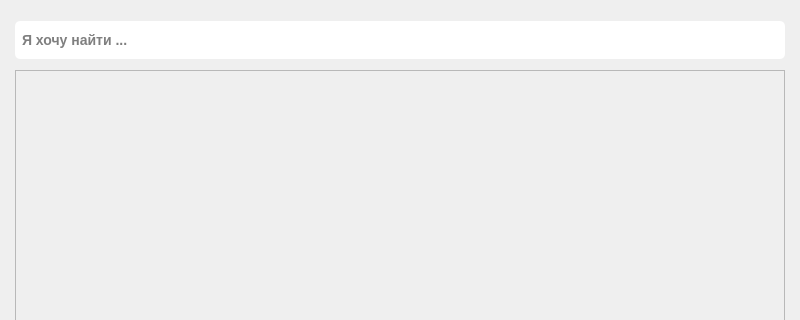
This is ui/design/catalog_ui.ui in ShaidullinArtem/Practice2_MI as Qt 5 draws it before an edit; both pictures show x 0 to 800 and y 0 to 320 of the 800 by 800 pixel window. The edited form follows.
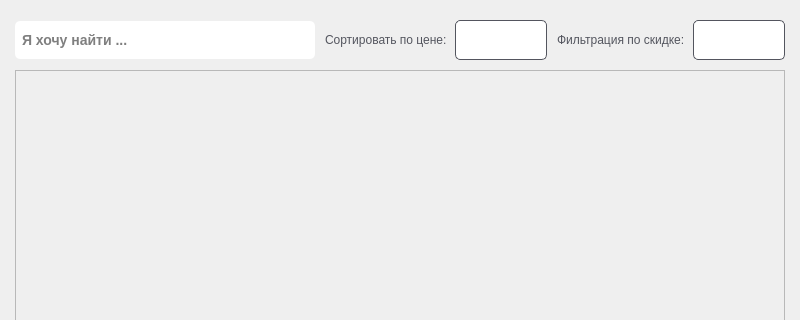
This is the edited form.

```diff
--- a/ui/design/catalog_ui.ui
+++ b/ui/design/catalog_ui.ui
@@ -16,18 +16,18 @@
     <height>800</height>
    </size>
   </property>
+  <property name="maximumSize">
+   <size>
+    <width>800</width>
+    <height>800</height>
+   </size>
+  </property>
   <property name="windowTitle">
    <string>Каталог</string>
   </property>
   <widget class="QWidget" name="centralwidget">
    <property name="styleSheet">
-    <string notr="true">QLabel {
-	color: red;
-}
-
-QLabel:hover {
-	color: blue;
-}</string>
+    <string notr="true"/>
    </property>
    <layout class="QVBoxLayout" name="verticalLayout">
     <property name="spacing">
@@ -91,7 +91,7 @@
          </property>
          <layout class="QHBoxLayout" name="horizontalLayout">
           <property name="spacing">
-           <number>0</number>
+           <number>10</number>
           </property>
           <property name="leftMargin">
            <number>0</number>
@@ -107,6 +107,18 @@
           </property>
           <item>
            <widget class="QLineEdit" name="search_lineEdit">
+            <property name="minimumSize">
+             <size>
+              <width>300</width>
+              <height>0</height>
+             </size>
+            </property>
+            <property name="maximumSize">
+             <size>
+              <width>300</width>
+              <height>16777215</height>
+             </size>
+            </property>
             <property name="styleSheet">
              <string notr="true">QLineEdit {
 	padding: 10px 5px;
@@ -132,6 +144,142 @@
             </property>
            </widget>
           </item>
+          <item>
+           <widget class="QFrame" name="price_filter_farme">
+            <property name="layoutDirection">
+             <enum>Qt::RightToLeft</enum>
+            </property>
+            <property name="frameShape">
+             <enum>QFrame::NoFrame</enum>
+            </property>
+            <property name="frameShadow">
+             <enum>QFrame::Raised</enum>
+            </property>
+            <layout class="QHBoxLayout" name="horizontalLayout_2" stretch="0,0">
+             <property name="spacing">
+              <number>5</number>
+             </property>
+             <property name="leftMargin">
+              <number>0</number>
+             </property>
+             <property name="topMargin">
+              <number>0</number>
+             </property>
+             <property name="rightMargin">
+              <number>0</number>
+             </property>
+             <property name="bottomMargin">
+              <number>0</number>
+             </property>
+             <item>
+              <widget class="QListWidget" name="price_filter_listWidget">
+               <property name="maximumSize">
+                <size>
+                 <width>150</width>
+                 <height>16777215</height>
+                </size>
+               </property>
+               <property name="styleSheet">
+                <string notr="true">QListWidget {
+	border: 1px solid #53555e;
+	border-radius: 5px;
+	padding: 5px;
+	background: white;
+}
+
+QListWidget:focus {
+	outline: none;
+    border: 2px solid #673ae7;
+}</string>
+               </property>
+              </widget>
+             </item>
+             <item>
+              <widget class="QLabel" name="price_filter_label">
+               <property name="styleSheet">
+                <string notr="true">QLabel {
+	color:  #53555e;
+	font-size: 12px;
+	font-weight: 400;
+}
+</string>
+               </property>
+               <property name="text">
+                <string>Сортировать по цене: </string>
+               </property>
+              </widget>
+             </item>
+            </layout>
+           </widget>
+          </item>
+          <item>
+           <widget class="QFrame" name="discount_filter_farme">
+            <property name="layoutDirection">
+             <enum>Qt::RightToLeft</enum>
+            </property>
+            <property name="frameShape">
+             <enum>QFrame::NoFrame</enum>
+            </property>
+            <property name="frameShadow">
+             <enum>QFrame::Raised</enum>
+            </property>
+            <layout class="QHBoxLayout" name="horizontalLayout_3">
+             <property name="spacing">
+              <number>5</number>
+             </property>
+             <property name="leftMargin">
+              <number>0</number>
+             </property>
+             <property name="topMargin">
+              <number>0</number>
+             </property>
+             <property name="rightMargin">
+              <number>0</number>
+             </property>
+             <property name="bottomMargin">
+              <number>0</number>
+             </property>
+             <item>
+              <widget class="QListWidget" name="discount_filter_listWidget">
+               <property name="maximumSize">
+                <size>
+                 <width>150</width>
+                 <height>16777215</height>
+                </size>
+               </property>
+               <property name="styleSheet">
+                <string notr="true">QListWidget {
+	border: 1px solid #53555e;
+	border-radius: 5px;
+	padding: 5px;
+	background: white;
+}
+
+QListWidget:focus {
+	outline: none;
+    border: 2px solid #673ae7;
+}</string>
+               </property>
+              </widget>
+             </item>
+             <item>
+              <widget class="QLabel" name="discount_filter_label">
+               <property name="styleSheet">
+                <string notr="true">QLabel {
+	color:  #53555e;
+	font-size: 12px;
+	font-weight: 400;
+}
+</string>
+               </property>
+               <property name="text">
+                <string>Фильтрация по скидке: </string>
+               </property>
+              </widget>
+             </item>
+            </layout>
+           </widget>
+          </item>
          </layout>
         </widget>
        </item>
```
Left out of the diff: 27 changed lines with no effect on the pictures.
